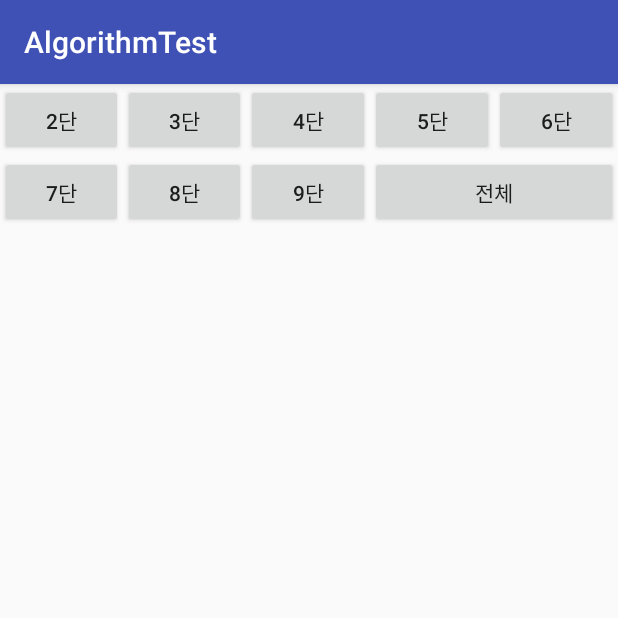
After one commit to cho881020/AlgorithmTest, an Android app: the Test03Activity screen opened directly, with no data from a screen before it, on a phone screen of 412 x 824 dp, the top half of it. The commit adds this screen. Run offline under Robolectric (Android 15) with nearby library versions, the phone set to English and light mode, and no system bars.

Commit message:
구구단 화면 작업중

```diff
--- a/app/src/main/AndroidManifest.xml
+++ b/app/src/main/AndroidManifest.xml
@@ -17,7 +17,8 @@
             </intent-filter>
         </activity>
         <activity android:name=".Test01Activity" />
-        <activity android:name=".Test02Activity"></activity>
+        <activity android:name=".Test02Activity" />
+        <activity android:name=".Test03Activity"></activity>
     </application>
 
 </manifest>
--- /dev/null
+++ b/app/src/main/java/kr/co/tjeit/algorithmtest/Test03Activity.java
@@ -0,0 +1,79 @@
+package kr.co.tjeit.algorithmtest;
+
+import android.os.Bundle;
+import android.support.v7.app.AppCompatActivity;
+import android.view.View;
+import android.widget.Button;
+import android.widget.ListView;
+
+import java.util.ArrayList;
+import java.util.List;
+
+import kr.co.tjeit.algorithmtest.adapter.GuguAdapter;
+import kr.co.tjeit.algorithmtest.data.GuguData;
+
+public class Test03Activity extends AppCompatActivity {
+
+
+    private android.widget.Button btn02;
+    private android.widget.ListView guguListView;
+
+    List<GuguData> guguDatas = new ArrayList<>();
+    GuguAdapter mAdapter;
+    private Button btn03;
+
+
+    @Override
+    protected void onCreate(Bundle savedInstanceState) {
+        super.onCreate(savedInstanceState);
+        setContentView(R.layout.activity_test03);
+        bindViews();
+        setupEvents();
+        setValues();
+    }
+
+    private void setValues() {
+        mAdapter = new GuguAdapter(Test03Activity.this, guguDatas);
+        guguListView.setAdapter(mAdapter);
+    }
+
+    private void setupEvents() {
+
+        View.OnClickListener guguListener = new View.OnClickListener() {
+            @Override
+            public void onClick(View v) {
+                printGuguDan(??);
+            }
+        };
+
+        btn02.setOnClickListener(guguListener);
+        btn03.setOnClickListener(guguListener);
+
+
+    }
+
+    private void printGuguDan(int dansu) {
+        // 해야 할 일 ?
+        // 2단 데이터들을 guguDatas 에 집어넣어야 함.
+        // mAdapter한테 새로고침.
+
+        // 누적으로 추가되는걸 막기 위해 기존의 데이터를 전부 삭제.
+        guguDatas.clear();
+
+        // 2단의 데이터들을 추가.
+        for (int i = 1 ; i <= 9 ; i++) {
+            guguDatas.add(new GuguData(dansu, i));
+        }
+
+        //추가가 끝났으니 어댑터가 새로고침 하도록 명령
+        mAdapter.notifyDataSetChanged();
+
+    }
+
+    private void bindViews() {
+
+        this.guguListView = (ListView) findViewById(R.id.guguListView);
+        this.btn03 = (Button) findViewById(R.id.btn03);
+        this.btn02 = (Button) findViewById(R.id.btn02);
+    }
+}
--- /dev/null
+++ b/app/src/main/java/kr/co/tjeit/algorithmtest/adapter/GuguAdapter.java
@@ -0,0 +1,62 @@
+package kr.co.tjeit.algorithmtest.adapter;
+
+import android.content.Context;
+import android.support.annotation.NonNull;
+import android.support.annotation.Nullable;
+import android.view.LayoutInflater;
+import android.view.View;
+import android.view.ViewGroup;
+import android.widget.ArrayAdapter;
+import android.widget.TextView;
+
+import java.util.List;
+import java.util.Locale;
+
+import kr.co.tjeit.algorithmtest.R;
+import kr.co.tjeit.algorithmtest.data.GuguData;
+
+/**
+ * Created by user on 2017-08-10.
+ */
+
+public class GuguAdapter extends ArrayAdapter<GuguData> {
+
+    Context mContext;
+    List<GuguData> mList;
+    LayoutInflater inf;
+
+    public GuguAdapter(Context context, List<GuguData> list) {
+        super(context, R.layout.gugu_list_item, list);
+
+        mContext = context;
+        mList = list;
+        inf = LayoutInflater.from(mContext);
+
+    }
+
+    @NonNull
+    @Override
+    public View getView(int position, @Nullable View convertView, @NonNull ViewGroup parent) {
+
+        View row = convertView;
+        if (row == null) {
+            row = inf.inflate(R.layout.gugu_list_item, null);
+        }
+
+        // 실제 데이터를 출력
+
+        GuguData data = mList.get(position);
+
+        TextView printTxt = (TextView) row.findViewById(R.id.printTxt);
+
+        // 구구단 출력 문장 만들기.
+        // 2 X 1 = 2
+        String printStr = String.format(Locale.KOREA, "%d X %d = %d", data.getDansu(),
+                data.getNumber(), (data.getDansu() * data.getNumber()));
+        printTxt.setText(printStr);
+
+        return  row;
+    }
+
+
+}
--- a/app/src/main/res/layout/activity_main.xml
+++ b/app/src/main/res/layout/activity_main.xml
@@ -22,6 +22,7 @@
         android:text="별찍기"/>
 
     <Button
+        android:id="@+id/test03Btn"
         android:layout_width="match_parent"
         android:layout_height="wrap_content"
         android:text="구구단 2~9단 출력"/>
--- /dev/null
+++ b/app/src/main/res/layout/activity_test03.xml
@@ -0,0 +1,102 @@
+<?xml version="1.0" encoding="utf-8"?>
+<LinearLayout
+    xmlns:android="http://schemas.android.com/apk/res/android"
+    xmlns:app="http://schemas.android.com/apk/res-auto"
+    xmlns:tools="http://schemas.android.com/tools"
+    android:layout_width="match_parent"
+    android:layout_height="match_parent"
+    android:orientation="vertical"
+    tools:context="kr.co.tjeit.algorithmtest.Test03Activity">
+
+    <LinearLayout
+        android:layout_width="match_parent"
+        android:layout_height="wrap_content"
+        android:orientation="vertical">
+
+        <LinearLayout
+            android:layout_width="match_parent"
+            android:layout_height="wrap_content"
+            android:orientation="horizontal">
+
+            <Button
+                android:id="@+id/btn02"
+                android:layout_width="0dp"
+                android:layout_height="wrap_content"
+                android:layout_weight="1"
+                android:text="2단"/>
+
+            <Button
+                android:id="@+id/btn03"
+                android:layout_width="0dp"
+                android:layout_height="wrap_content"
+                android:layout_weight="1"
+                android:text="3단"/>
+
+            <Button
+                android:id="@+id/btn04"
+                android:layout_width="0dp"
+                android:layout_height="wrap_content"
+                android:layout_weight="1"
+                android:text="4단"/>
+
+            <Button
+                android:id="@+id/btn05"
+                android:layout_width="0dp"
+                android:layout_height="wrap_content"
+                android:layout_weight="1"
+                android:text="5단"/>
+
+            <Button
+                android:id="@+id/btn06"
+                android:layout_width="0dp"
+                android:layout_height="wrap_content"
+                android:layout_weight="1"
+                android:text="6단"/>
+
+
+        </LinearLayout>
+
+        <LinearLayout
+            android:layout_width="match_parent"
+            android:layout_height="wrap_content"
+            android:orientation="horizontal">
+
+            <Button
+                android:id="@+id/btn07"
+                android:layout_width="0dp"
+                android:layout_height="wrap_content"
+                android:layout_weight="1"
+                android:text="7단"/>
+
+            <Button
+                android:id="@+id/btn08"
+                android:layout_width="0dp"
+                android:layout_height="wrap_content"
+                android:layout_weight="1"
+                android:text="8단"/>
+
+            <Button
+                android:id="@+id/btn09"
+                android:layout_width="0dp"
+                android:layout_height="wrap_content"
+                android:layout_weight="1"
+                android:text="9단"/>
+
+            <Button
+                android:id="@+id/btnTotal"
+                android:layout_width="0dp"
+                android:layout_height="wrap_content"
+                android:layout_weight="2"
+                android:text="전체"/>
+
+        </LinearLayout>
+
+
+    </LinearLayout>
+
+    <ListView
+        android:id="@+id/guguListView"
+        android:layout_width="match_parent"
+        android:layout_height="match_parent"></ListView>
+
+</LinearLayout>
```
Also changed, not shown: app/src/main/java/kr/co/tjeit/algorithmtest/MainActivity.java (+11 -0 lines), app/src/main/java/kr/co/tjeit/algorithmtest/data/GuguData.java (added, +38 -0 lines), app/src/main/res/layout/gugu_list_item.xml (added, +20 -0 lines).
